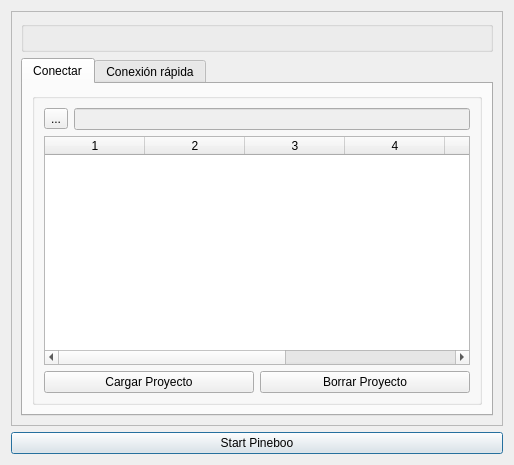
Above: pineboolib/forms/dlg_connect.ui from deavid/pineboo before the change. Below: the same form after it.
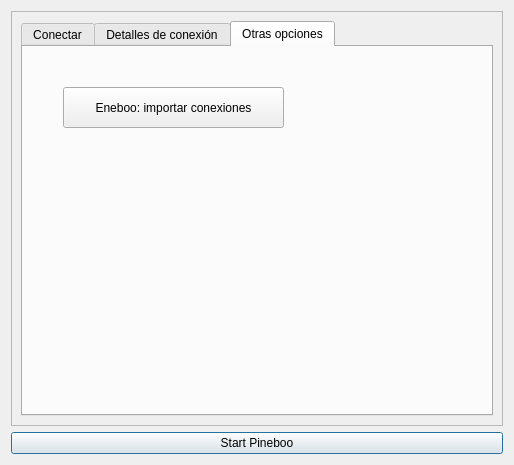
That is the form after the change. The open tabs and pages were chosen to show the change. Icons and pictures are not drawn.

Commit message: añado icono, título, y nueva pestaña para otros ajustes

What changed in the file:
```diff
--- a/pineboolib/forms/dlg_connect.ui
+++ b/pineboolib/forms/dlg_connect.ui
@@ -24,19 +24,6 @@
      </property>
      <layout class="QGridLayout" name="gridLayout_3">
       <item row="0" column="0">
-       <widget class="QGroupBox" name="groupBox">
-        <property name="autoFillBackground">
-         <bool>false</bool>
-        </property>
-        <property name="title">
-         <string/>
-        </property>
-        <property name="flat">
-         <bool>false</bool>
-        </property>
-       </widget>
-      </item>
-      <item row="1" column="0">
        <widget class="QTabWidget" name="tabWidget">
         <property name="currentIndex">
          <number>0</number>
@@ -143,7 +130,7 @@
         </widget>
         <widget class="QWidget" name="tab_2">
          <attribute name="title">
-          <string>Conexión rápida</string>
+          <string>Detalles de conexión</string>
          </attribute>
          <layout class="QGridLayout" name="gridLayout_2">
           <item row="0" column="0">
@@ -315,6 +302,24 @@
           </item>
          </layout>
         </widget>
+        <widget class="QWidget" name="otros">
+         <attribute name="title">
+          <string>Otras opciones</string>
+         </attribute>
+         <widget class="QPushButton" name="EnebooImportButton">
+          <property name="geometry">
+           <rect>
+            <x>40</x>
+            <y>40</y>
+            <width>221</width>
+            <height>41</height>
+           </rect>
+          </property>
+          <property name="text">
+           <string>Eneboo: importar conexiones</string>
+          </property>
+         </widget>
+        </widget>
        </widget>
       </item>
      </layout>
```
Left out of the diff: 10 changed lines with no effect on the pictures.
